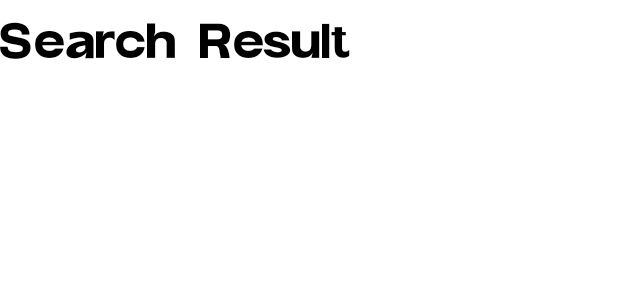
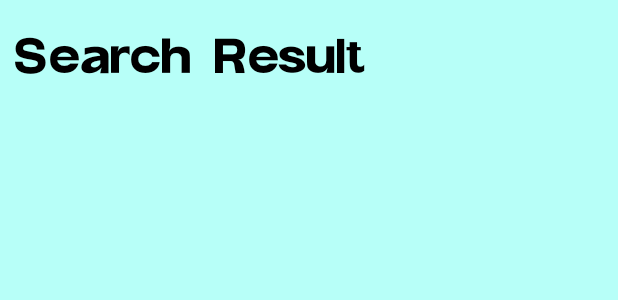
Before and after one commit to AntekSoeharto/sd-fe, an Android app: the layout activity_search.xml on its own in the app's theme, with its tools: preview values and no code run, on a phone screen of 412 x 824 dp. Shown: the top 300 px of the screen. Run offline under Robolectric (Android 15) with nearby library versions, the phone set to English and light mode, and no system bars.

Commit message:
Fix minor bugs

```diff
--- a/app/src/main/res/layout/activity_search.xml
+++ b/app/src/main/res/layout/activity_search.xml
@@ -5,6 +5,8 @@
     android:layout_width="match_parent"
     android:layout_height="match_parent"
     tools:context=".SearchActivity"
+    android:padding="10dp"
+    android:background="@color/teal_200"
     android:orientation="vertical">
 
     <TextView
```
